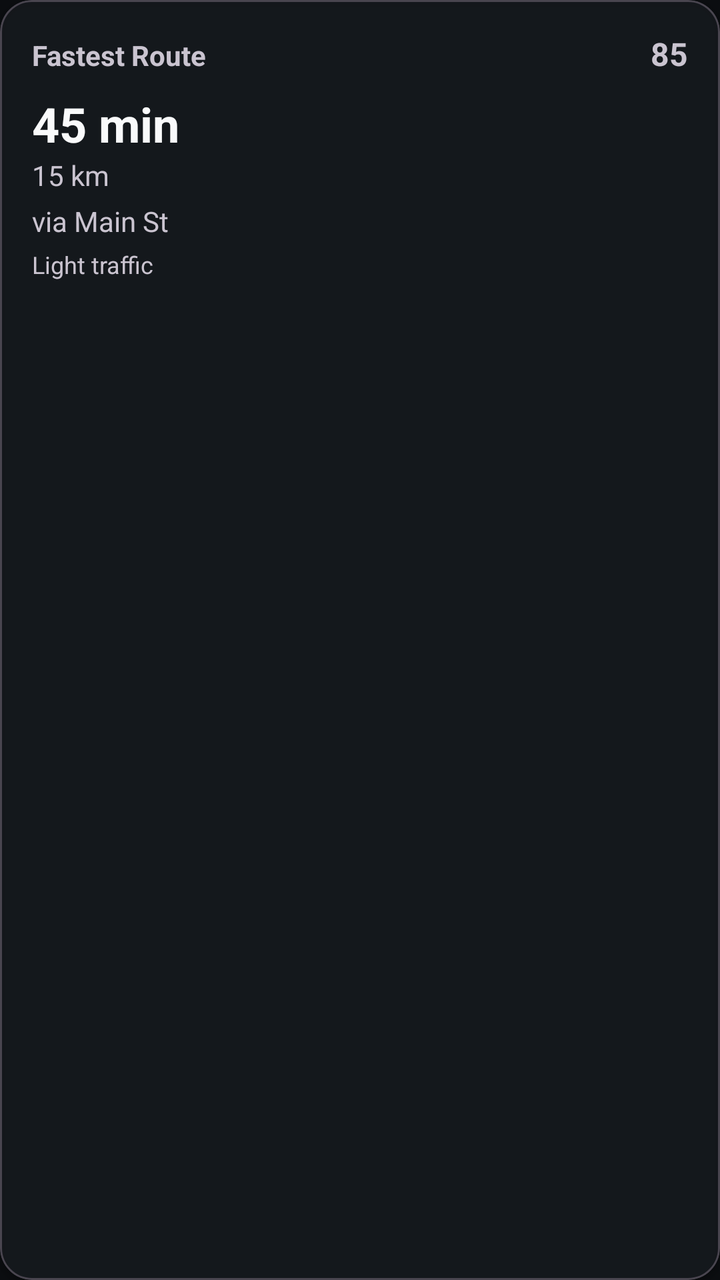
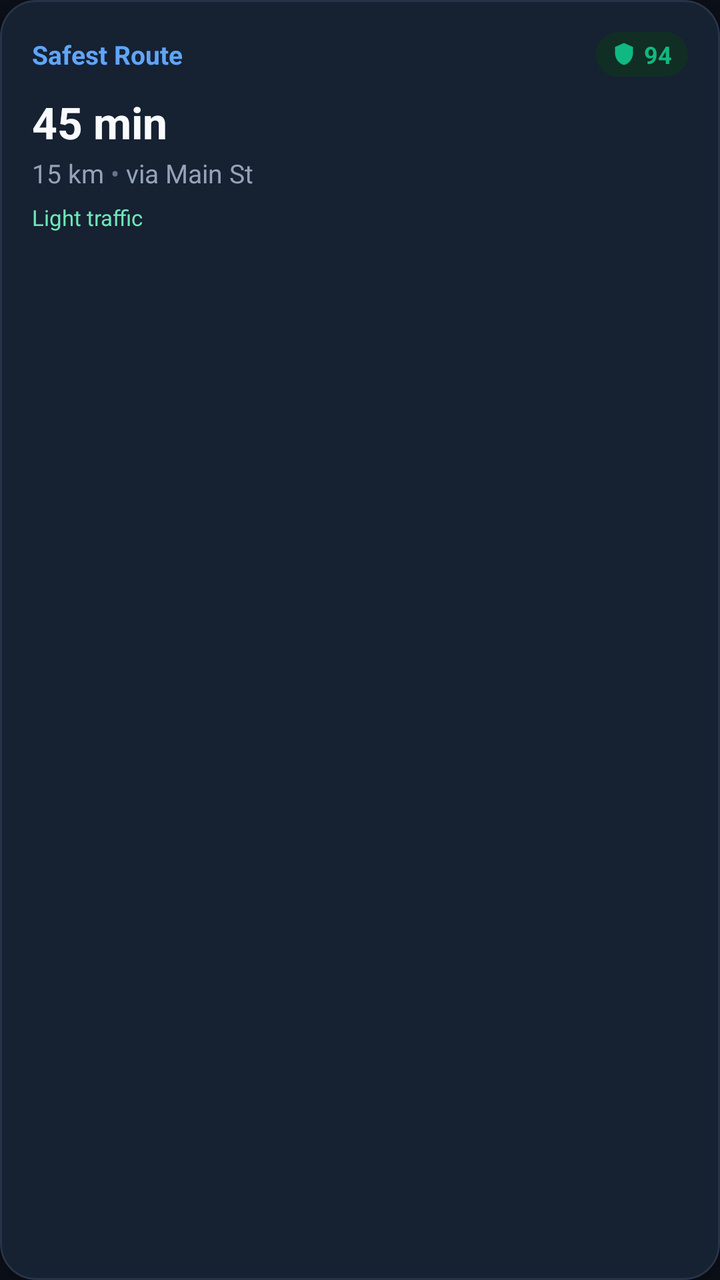

Compare the two renders of this Android layout. The source of the first and the diff that turns it into the second are given below.
<!-- AndroidManifest.xml: application theme Theme.RiskFreeRoutes -->
<!-- res/layout/item_route_card.xml -->
<?xml version="1.0" encoding="utf-8"?>
<com.google.android.material.card.MaterialCardView
    xmlns:android="http://schemas.android.com/apk/res/android"
    xmlns:app="http://schemas.android.com/apk/res-auto"
    android:layout_width="match_parent"
    android:layout_height="wrap_content"
    android:layout_marginBottom="12dp"
    app:cardCornerRadius="16dp"
    app:cardElevation="2dp"
    app:strokeWidth="1dp">

    <LinearLayout
        android:layout_width="match_parent"
        android:layout_height="wrap_content"
        android:orientation="vertical"
        android:padding="16dp">

        <LinearLayout
            android:layout_width="match_parent"
            android:layout_height="wrap_content"
            android:orientation="horizontal">

            <TextView
                android:id="@+id/tv_route_type"
                android:layout_width="wrap_content"
                android:layout_height="wrap_content"
                android:text="Fastest Route"
                android:textSize="14sp"
                android:textStyle="bold" />

            <View
                android:layout_width="0dp"
                android:layout_height="0dp"
                android:layout_weight="1" />

            <TextView
                android:id="@+id/tv_score"
                android:layout_width="wrap_content"
                android:layout_height="wrap_content"
                android:text="85"
                android:textSize="16sp"
                android:textStyle="bold" />
        </LinearLayout>

        <TextView
            android:id="@+id/tv_duration"
            android:layout_width="wrap_content"
            android:layout_height="wrap_content"
            android:text="45 min"
            android:textSize="24sp"
            android:textColor="@color/text_primary"
            android:textStyle="bold"
            android:layout_marginTop="8dp" />

        <TextView
            android:id="@+id/tv_distance"
            android:layout_width="wrap_content"
            android:layout_height="wrap_content"
            android:text="15 km"
            android:textSize="14sp" />

        <TextView
            android:id="@+id/tv_summary"
            android:layout_width="wrap_content"
            android:layout_height="wrap_content"
            android:text="via Main St"
            android:textSize="14sp"
            android:layout_marginTop="4dp" />

        <TextView
            android:id="@+id/tv_traffic_condition"
            android:layout_width="wrap_content"
            android:layout_height="wrap_content"
            android:text="Light traffic"
            android:textSize="12sp"
            android:layout_marginTop="4dp" />

    </LinearLayout>
</com.google.android.material.card.MaterialCardView>
<!-- resources referenced by this layout -->
<resources>
  <color name="text_primary">#F9FAFB</color>
  <style name="Theme.RiskFreeRoutes" parent="Theme.Material3.Dark.NoActionBar">
  
          
          <item name="colorPrimary">@color/primary_blue</item>
          <item name="colorPrimaryContainer">@color/primary_blue_light</item>
          <item name="colorOnPrimary">@color/text_primary</item>
  
          <item name="colorSecondary">@color/accent_blue</item>
          <item name="colorOnSecondary">@color/text_primary</item>
  
          <item name="colorTertiary">@color/danger_red</item>
          <item name="colorError">@color/danger_red</item>
  
          <item name="colorSurface">@color/glass_panel</item>
          <item name="colorOnSurface">@color/text_primary</item>
  
          <item name="android:colorBackground">@color/colorBackground</item>
  
          
          <item name="android:statusBarColor">@color/colorBackground</item>
          <item name="android:navigationBarColor">@color/colorBackground</item>
  
          
          <item name="shapeAppearanceSmallComponent">@style/ShapeAppearance.RiskFreeRoutes.SmallComponent</item>
          <item name="shapeAppearanceMediumComponent">@style/ShapeAppearance.RiskFreeRoutes.MediumComponent</item>
          <item name="shapeAppearanceLargeComponent">@style/ShapeAppearance.RiskFreeRoutes.LargeComponent</item>
  
      </style>
  <color name="primary_blue">#2563EB</color>
  <color name="primary_blue_light">#4F8CFF</color>
  <color name="accent_blue">#8FB4FF</color>
  <color name="danger_red">#EF4444</color>
  <color name="glass_panel">#991C2026</color>
  <color name="colorBackground">#0B0D10</color>
  <style name="ShapeAppearance.RiskFreeRoutes.SmallComponent" parent="ShapeAppearance.Material3.SmallComponent">
          <item name="cornerRadius">12dp</item>
      </style>
  <style name="ShapeAppearance.RiskFreeRoutes.MediumComponent" parent="ShapeAppearance.Material3.MediumComponent">
          <item name="cornerRadius">16dp</item>
      </style>
  <style name="ShapeAppearance.RiskFreeRoutes.LargeComponent" parent="ShapeAppearance.Material3.LargeComponent">
          <item name="cornerRadius">24dp</item>
      </style>
</resources>

<!-- the commit's change to res/layout/item_route_card.xml (unified diff, before → after) -->
@@ -2,12 +2,17 @@
 <com.google.android.material.card.MaterialCardView
     xmlns:android="http://schemas.android.com/apk/res/android"
     xmlns:app="http://schemas.android.com/apk/res-auto"
-    android:layout_width="match_parent"
+    android:layout_width="220dp"
     android:layout_height="wrap_content"
-    android:layout_marginBottom="12dp"
-    app:cardCornerRadius="16dp"
+    android:layout_marginEnd="12dp"
+    android:layout_marginVertical="4dp"
+    app:cardCornerRadius="@dimen/card_corner_radius"
     app:cardElevation="2dp"
-    app:strokeWidth="1dp">
+    app:cardBackgroundColor="@color/colorSurface"
+    app:strokeColor="@color/colorSurfaceBorder"
+    app:strokeWidth="1dp"
+    android:clickable="true"
+    android:focusable="true">
 
     <LinearLayout
         android:layout_width="match_parent"
@@ -15,65 +20,106 @@
         android:orientation="vertical"
         android:padding="16dp">
 
+        
         <LinearLayout
             android:layout_width="match_parent"
             android:layout_height="wrap_content"
+            android:gravity="center_vertical"
             android:orientation="horizontal">
 
             <TextView
                 android:id="@+id/tv_route_type"
+                android:layout_width="0dp"
+                android:layout_height="wrap_content"
+                android:layout_weight="1"
+                android:text="Safest Route"
+                android:textColor="@color/primary_blue_light"
+                android:textSize="13sp"
+                android:textStyle="bold" />
+
+            
+            <LinearLayout
                 android:layout_width="wrap_content"
                 android:layout_height="wrap_content"
-                android:text="Fastest Route"
-                android:textSize="14sp"
-                android:textStyle="bold" />
+                android:background="@drawable/bg_pill_glass"
+                android:backgroundTint="@color/success_green_subtle"
+                android:gravity="center_vertical"
+                android:orientation="horizontal"
+                android:paddingHorizontal="8dp"
+                android:paddingVertical="3dp">
 
-            <View
-                android:layout_width="0dp"
-                android:layout_height="0dp"
-                android:layout_weight="1" />
+                <ImageView
+                    android:layout_width="12dp"
+                    android:layout_height="12dp"
+                    android:src="@drawable/ic_shield"
+                    app:tint="@color/success_green" />
 
-            <TextView
-                android:id="@+id/tv_score"
-                android:layout_width="wrap_content"
-                android:layout_height="wrap_content"
-                android:text="85"
-                android:textSize="16sp"
-                android:textStyle="bold" />
+                <TextView
+                    android:id="@+id/tv_score"
+                    android:layout_width="wrap_content"
+                    android:layout_height="wrap_content"
+                    android:layout_marginStart="4dp"
+                    android:text="94"
+                    android:textColor="@color/success_green"
+                    android:textSize="12sp"
+                    android:textStyle="bold" />
+            </LinearLayout>
         </LinearLayout>
 
+        
         <TextView
             android:id="@+id/tv_duration"
             android:layout_width="wrap_content"
             android:layout_height="wrap_content"
+            android:layout_marginTop="8dp"
             android:text="45 min"
-            android:textSize="24sp"
             android:textColor="@color/text_primary"
-            android:textStyle="bold"
-            android:layout_marginTop="8dp" />
+            android:textSize="22sp"
+            android:textStyle="bold" />
 
-        <TextView
-            android:id="@+id/tv_distance"
-            android:layout_width="wrap_content"
+        
+        <LinearLayout
+            android:layout_width="match_parent"
             android:layout_height="wrap_content"
-            android:text="15 km"
-            android:textSize="14sp" />
+            android:layout_marginTop="2dp"
+            android:orientation="horizontal">
 
-        <TextView
-            android:id="@+id/tv_summary"
-            android:layout_width="wrap_content"
-            android:layout_height="wrap_content"
-            android:text="via Main St"
-            android:textSize="14sp"
-            android:layout_marginTop="4dp" />
+            <TextView
+                android:id="@+id/tv_distance"
+                android:layout_width="wrap_content"
+                android:layout_height="wrap_content"
+                android:text="15 km"
+                android:textColor="@color/text_secondary"
+                android:textSize="13sp" />
 
+            <TextView
+                android:layout_width="wrap_content"
+                android:layout_height="wrap_content"
+                android:text=" • "
+                android:textColor="@color/text_muted"
+                android:textSize="13sp" />
+
+            <TextView
+                android:id="@+id/tv_summary"
+                android:layout_width="0dp"
+                android:layout_height="wrap_content"
+                android:layout_weight="1"
+                android:ellipsize="end"
+                android:maxLines="1"
+                android:text="via Main St"
+                android:textColor="@color/text_secondary"
+                android:textSize="13sp" />
+        </LinearLayout>
+
+        
         <TextView
             android:id="@+id/tv_traffic_condition"
             android:layout_width="wrap_content"
             android:layout_height="wrap_content"
+            android:layout_marginTop="6dp"
             android:text="Light traffic"
-            android:textSize="12sp"
-            android:layout_marginTop="4dp" />
+            android:textColor="@color/success_green_light"
+            android:textSize="11sp" />
 
     </LinearLayout>
 </com.google.android.material.card.MaterialCardView>
<!-- resource entries referenced after the edit -->
@@ -1,27 +1,52 @@
 <!-- resources referenced by this layout -->
 <resources>
-  <color name="text_primary">#F9FAFB</color>
+  <color name="colorSurface">#141A24</color>
+  <color name="colorSurfaceBorder">#283347</color>
+  <color name="text_primary">#F8FAFC</color>
+  <color name="text_secondary">#94A3B8</color>
+  <dimen name="card_corner_radius">18dp</dimen>
+  <!-- drawable bg_pill_glass (drawable) -->
+  <?xml version="1.0" encoding="utf-8"?>
+  <shape xmlns:android="http://schemas.android.com/apk/res/android"
+      android:shape="rectangle">
+      <solid android:color="@color/colorSurfaceVariant" />
+      <corners android:radius="@dimen/pill_corner_radius" />
+      <stroke
+          android:width="1dp"
+          android:color="@color/colorSurfaceBorder" />
+  </shape>
+  <!-- drawable ic_shield (drawable) -->
+  <?xml version="1.0" encoding="utf-8"?>
+  <vector xmlns:android="http://schemas.android.com/apk/res/android" android:width="24dp" android:height="24dp" android:viewportWidth="24" android:viewportHeight="24">
+      <path android:fillColor="#FF000000" android:pathData="M12,1L3,5v6c0,5.55 3.84,10.74 9,12 5.16,-1.26 9,-6.45 9,-12V5l-9,-4z"/>
+  </vector>
   <style name="Theme.RiskFreeRoutes" parent="Theme.Material3.Dark.NoActionBar">
   
           
           <item name="colorPrimary">@color/primary_blue</item>
-          <item name="colorPrimaryContainer">@color/primary_blue_light</item>
-          <item name="colorOnPrimary">@color/text_primary</item>
+          <item name="colorPrimaryContainer">@color/primary_blue_dark</item>
+          <item name="colorOnPrimary">@color/text_on_primary</item>
   
           <item name="colorSecondary">@color/accent_blue</item>
-          <item name="colorOnSecondary">@color/text_primary</item>
+          <item name="colorSecondaryContainer">@color/primary_blue_subtle</item>
+          <item name="colorOnSecondary">@color/colorBackground</item>
   
-          <item name="colorTertiary">@color/danger_red</item>
+          <item name="colorTertiary">@color/warning_amber</item>
           <item name="colorError">@color/danger_red</item>
+          <item name="colorOnError">@color/text_on_primary</item>
   
-          <item name="colorSurface">@color/glass_panel</item>
+          <item name="colorSurface">@color/colorSurface</item>
+          <item name="colorSurfaceVariant">@color/colorSurfaceVariant</item>
           <item name="colorOnSurface">@color/text_primary</item>
+          <item name="colorOnSurfaceVariant">@color/text_secondary</item>
   
           <item name="android:colorBackground">@color/colorBackground</item>
   
           
           <item name="android:statusBarColor">@color/colorBackground</item>
           <item name="android:navigationBarColor">@color/colorBackground</item>
+          <item name="android:windowLightStatusBar">false</item>
+          <item name="android:windowLightNavigationBar">false</item>
   
           
           <item name="shapeAppearanceSmallComponent">@style/ShapeAppearance.RiskFreeRoutes.SmallComponent</item>
@@ -29,17 +54,26 @@
           <item name="shapeAppearanceLargeComponent">@style/ShapeAppearance.RiskFreeRoutes.LargeComponent</item>
   
       </style>
-  <color name="primary_blue">#2563EB</color>
-  <color name="primary_blue_light">#4F8CFF</color>
-  <color name="accent_blue">#8FB4FF</color>
+  <color name="colorSurfaceVariant">#1C2433</color>
+  <dimen name="pill_corner_radius">24dp</dimen>
+  <color name="primary_blue">#3B82F6</color>
+  <color name="primary_blue_dark">#2563EB</color>
+  <color name="text_on_primary">#FFFFFF</color>
+  <color name="primary_blue_light">#60A5FA</color>
+  <color name="success_green">#10B981</color>
+  <color name="success_green_light">#6EE7B7</color>
+  <color name="success_green_subtle">#102E24</color>
+  <color name="text_muted">#64748B</color>
+  <color name="accent_blue">#93C5FD</color>
+  <color name="primary_blue_subtle">#1E2C44</color>
   <color name="danger_red">#EF4444</color>
-  <color name="glass_panel">#991C2026</color>
-  <color name="colorBackground">#0B0D10</color>
+  <color name="colorBackground">#0B0F17</color>
+  <color name="warning_amber">#F59E0B</color>
   <style name="ShapeAppearance.RiskFreeRoutes.SmallComponent" parent="ShapeAppearance.Material3.SmallComponent">
           <item name="cornerRadius">12dp</item>
       </style>
   <style name="ShapeAppearance.RiskFreeRoutes.MediumComponent" parent="ShapeAppearance.Material3.MediumComponent">
-          <item name="cornerRadius">16dp</item>
+          <item name="cornerRadius">18dp</item>
       </style>
   <style name="ShapeAppearance.RiskFreeRoutes.LargeComponent" parent="ShapeAppearance.Material3.LargeComponent">
           <item name="cornerRadius">24dp</item>
